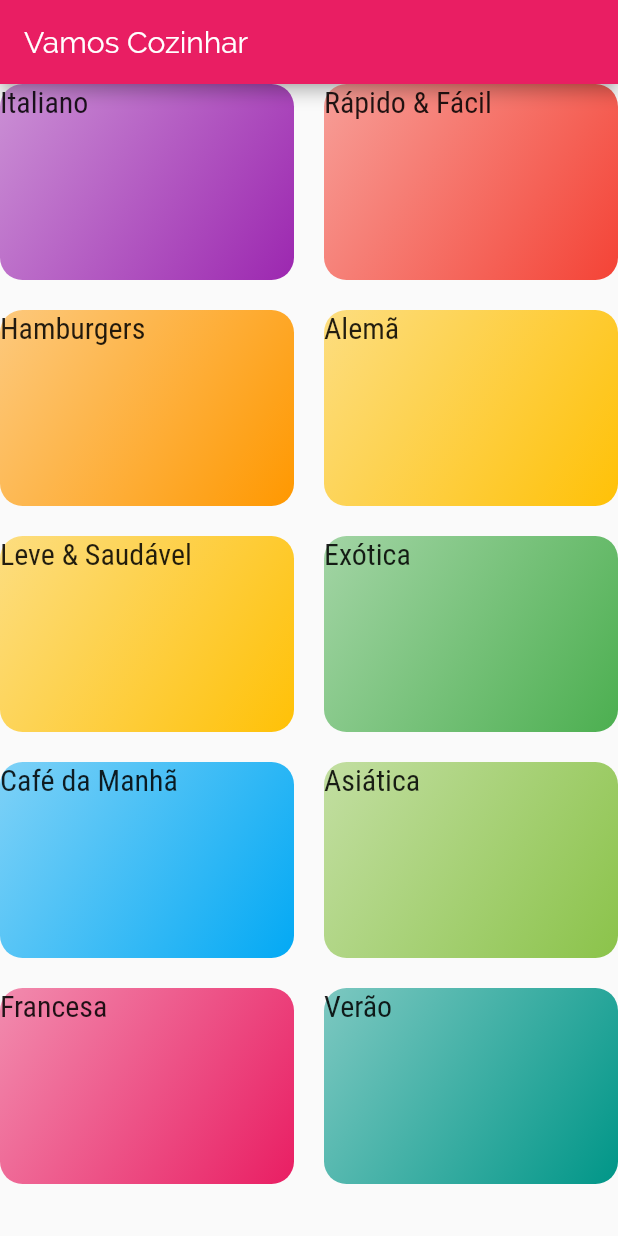
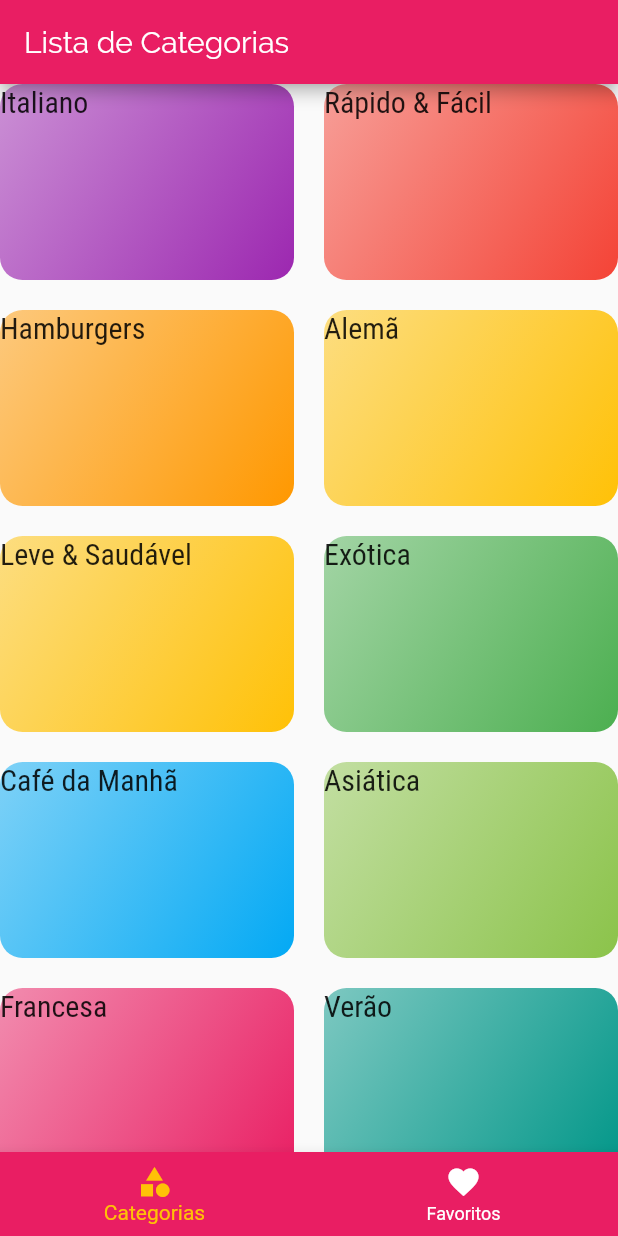
Before and after one commit to DIMAAGR/curso_flutter_cod3r, a Flutter app: the screen it shows after launch, on a phone screen of 412 x 824 dp. Run offline on Flutter 3.47's test engine with Material 2 defaults, Android fonts, the phone set to English and light mode, and no system bars.

```diff
--- a/lib/main.dart
+++ b/lib/main.dart
@@ -1,7 +1,7 @@
 import 'package:flutter/material.dart';
 import 'package:meals/screens/meal_detail_screen.dart';
+import 'package:meals/screens/tabs_screen.dart';
 import 'package:meals/utils/app_routes.dart';
-import 'screens/categories_screen.dart';
 import 'screens/categories_meals_screen.dart';
 
 void main() => runApp(MyApp());
@@ -23,7 +23,7 @@ class MyApp extends StatelessWidget {
         )
       ),
       routes: {
-        AppRoutes.HOME : (ctx) => CategoriesScreen(),
+        AppRoutes.HOME : (ctx) => TabScreen(),
         AppRoutes.CATEGORIES_MEALS : (ctx) => CategoriesMealsScreen(),
         AppRoutes.MEAL_DETAIL: (ctx) => MealDetailScreen(),
       },
--- a/lib/screens/categories_screen.dart
+++ b/lib/screens/categories_screen.dart
@@ -5,11 +5,7 @@ import '../data/dummy_data.dart';
 class CategoriesScreen extends StatelessWidget {
   @override
   Widget build(BuildContext context) {
-    return Scaffold(
-      appBar: AppBar(
-        title: Text('Vamos Cozinhar'),
-      ),
-          body: GridView(
+    return  GridView(
         gridDelegate: SliverGridDelegateWithMaxCrossAxisExtent(
           maxCrossAxisExtent: 200,
           childAspectRatio: 3/2,
@@ -19,7 +15,6 @@ class CategoriesScreen extends StatelessWidget {
         children: DUMMY_CATEGORIES.map((cat) {
           return CategoryItem(cat);
         }).toList(),
-      ),
     );
   }
 }
--- /dev/null
+++ b/lib/screens/favorite_screen.dart
@@ -0,0 +1,8 @@
+import 'package:flutter/material.dart';
+
+class FavoriteScreen extends StatelessWidget {
+  @override
+  Widget build(BuildContext context) {
+    return Center(child: Text('Favoritos'));
+  }
+}
--- /dev/null
+++ b/lib/screens/tabs_screen.dart
@@ -0,0 +1,51 @@
+import 'package:flutter/material.dart';
+import 'package:meals/screens/categories_screen.dart';
+import 'package:meals/screens/favorite_screen.dart';
+
+class TabScreen extends StatefulWidget {
+  @override
+  _TabScreenState createState() => _TabScreenState();
+}
+
+class _TabScreenState extends State<TabScreen> {
+  int _selectedScreenIndex = 0;
+  final List<Map<String, Object>> _screens = [
+    {'Title': 'Lista de Categorias', 'Screen' : CategoriesScreen()},
+    {'Title': 'Lista de Favoritos', 'Screen': FavoriteScreen()},
+  ];
+
+  _selectScreen(int index){
+    setState(() {
+      _selectedScreenIndex = index;
+    });
+  }
+
+  @override
+  Widget build(BuildContext context) {
+    return Scaffold(
+      appBar: AppBar(
+        title: Text(_screens[_selectedScreenIndex]['Title']),
+      ),
+      body: _screens[_selectedScreenIndex]['Screen'],
+        bottomNavigationBar: BottomNavigationBar(
+          onTap: _selectScreen,
+          backgroundColor: Theme.of(context).primaryColor,
+          unselectedItemColor: Colors.white,
+          selectedItemColor: Theme.of(context).accentColor,
+          currentIndex: _selectedScreenIndex,
+          items: [
+            BottomNavigationBarItem(
+          icon: Icon(Icons.category),
+          title: Text('Categorias')
+        ),
+         BottomNavigationBarItem(
+          icon: Icon(Icons.favorite),
+          title: Text('Favoritos')
+        ),
+          ],
+          ),
+
+
+    );
+  }
+}
```
Also changed, not shown: lib/components/chip_category_list.dart (+3 -12 lines), 1 other file.
